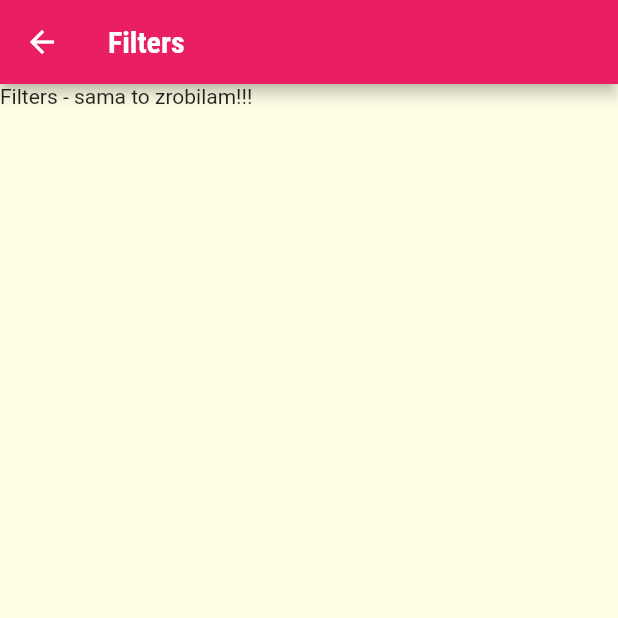
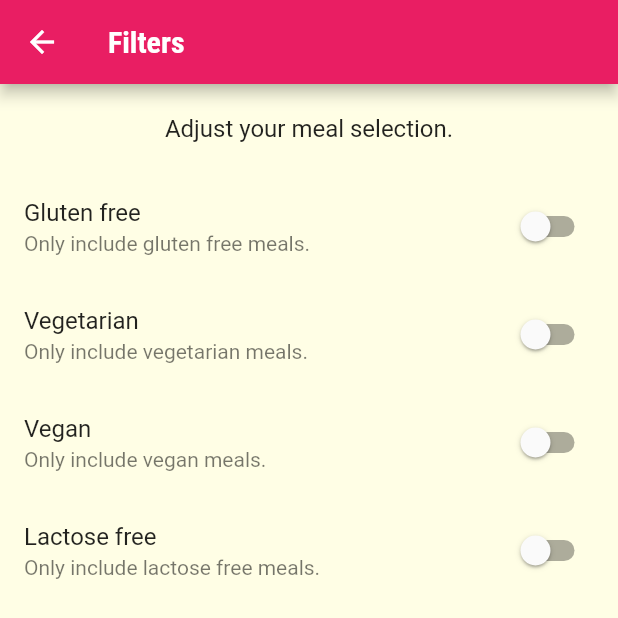
Before and after one commit to agata-miko/meal_app, a Flutter app: the FiltersScreen screen opened by its route, on a phone screen of 412 x 824 dp. Shown: the top 618 px of the screen. Run offline on Flutter 3.47's test engine with Material 2 defaults, Android fonts, the phone set to English and light mode, and no system bars.

Commit message:
module 180 - switches added to filter

```diff
--- a/lib/screens/filters_screen.dart
+++ b/lib/screens/filters_screen.dart
@@ -1,8 +1,28 @@
 import 'package:flutter/material.dart';
 
-class FiltersScreen extends StatelessWidget {
+class FiltersScreen extends StatefulWidget {
   const FiltersScreen({Key? key}) : super(key: key);
   static const routeName = '/filters';
+
+  @override
+  State<FiltersScreen> createState() => _FiltersScreenState();
+}
+
+class _FiltersScreenState extends State<FiltersScreen> {
+  bool _glutenFree = false;
+  bool _vegetarian = false;
+  bool _vegan = false;
+  bool _lactoseFree = false;
+
+  Widget _buildSwitchListTile(
+      String title, String subtitle, bool value, handler) {
+    return SwitchListTile(
+      title: Text(title),
+      subtitle: Text('Only include $subtitle meals.'),
+      value: value,
+      onChanged: handler,
+    );
+  }
 
   @override
   Widget build(BuildContext context) {
@@ -10,7 +30,71 @@ class FiltersScreen extends StatelessWidget {
       appBar: AppBar(
         title: Text('Filters'),
       ),
-      body: Text('Filters - sama to zrobilam!!!'),
+      body: Column(
+        children: <Widget>[
+          Container(
+            padding: EdgeInsets.all(20),
+            child: Text(
+              'Adjust your meal selection.',
+              style: Theme.of(context).textTheme.titleMedium,
+            ),
+          ),
+          Expanded(
+            child: ListView(
+              children: <Widget>[
+                _buildSwitchListTile(
+                  'Gluten free',
+                  'gluten free',
+                  _glutenFree,
+                  (newValue) {
+                    setState(
+                      () {
+                        _glutenFree = newValue;
+                      },
+                    );
+                  },
+                ),
+                _buildSwitchListTile(
+                  'Vegetarian',
+                  'vegetarian',
+                  _vegetarian,
+                  (newValue) {
+                    setState(
+                      () {
+                        _vegetarian = newValue;
+                      },
+                    );
+                  },
+                ),
+                _buildSwitchListTile(
+                  'Vegan',
+                  'vegan',
+                  _vegan,
+                  (newValue) {
+                    setState(
+                      () {
+                        _vegan = newValue;
+                      },
+                    );
+                  },
+                ),
+                _buildSwitchListTile(
+                  'Lactose free',
+                  'lactose free',
+                  _lactoseFree,
+                  (newValue) {
+                    setState(
+                      () {
+                        _lactoseFree = newValue;
+                      },
+                    );
+                  },
+                ),
+              ],
+            ),
+          ),
+        ],
+      ),
     );
   }
 }
```
